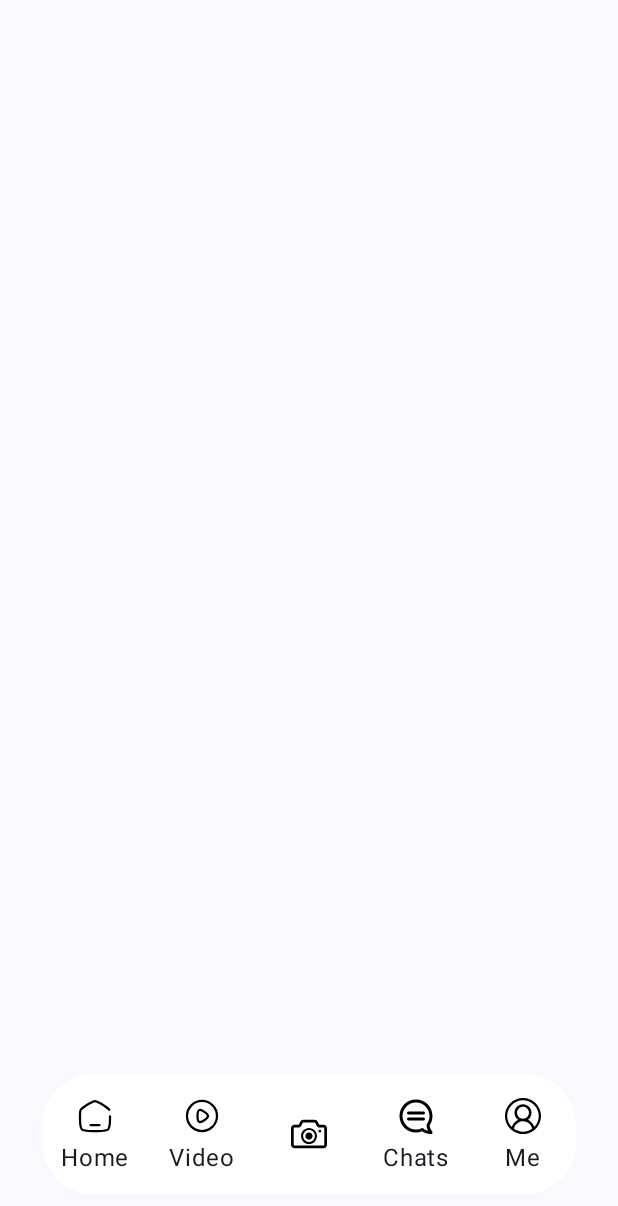
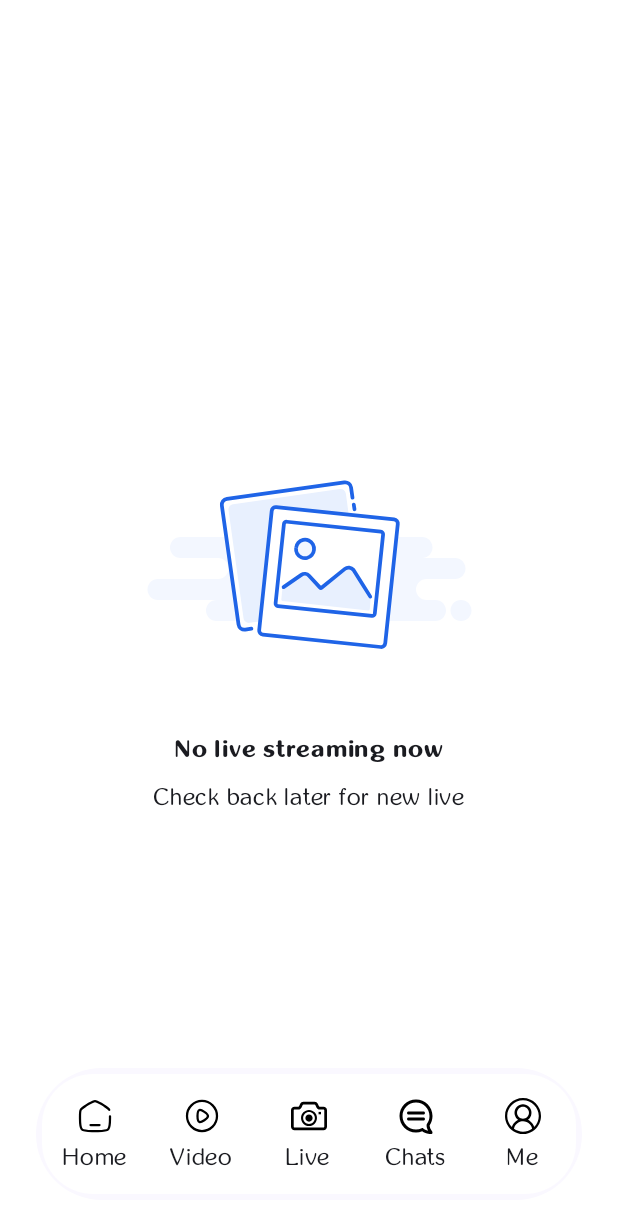
Before and after one commit to KevinAngga/Agora, an Android app built with Jetpack Compose: the Home screen opened through its navigation route, on a phone screen of 412 x 824 dp. Shown: the top 1206 px of the screen. Run offline under Robolectric (Android 15) with nearby library versions, the phone set to English and light mode, and no system bars; our stand-ins replace Dagger/Hilt's generated code; libraries missing offline, so code that uses them is left out: io.agora.rtc2.

Commit message:
update empty view and add font

```diff
--- a/app/src/main/java/com/angga/agora/data/LiveStreamRepositoryImpl.kt
+++ b/app/src/main/java/com/angga/agora/data/LiveStreamRepositoryImpl.kt
@@ -38,7 +38,6 @@ class LiveStreamRepositoryImpl @Inject constructor(
 
             override fun onUserOffline(uid: Int, reason: Int) {
                 super.onUserOffline(uid, reason)
-                println("==== offline "+uid)
             }
 
             override fun onClientRoleChanged(
@@ -48,7 +47,6 @@ class LiveStreamRepositoryImpl @Inject constructor(
             ) {
                 super.onClientRoleChanged(oldRole, newRole, newRoleOptions)
                 eventHandler.onClientRoleChange(newRole)
-                println("==== role "+newRole)
             }
         }
 
--- a/app/src/main/java/com/angga/agora/presentation/ui/HomeScreen.kt
+++ b/app/src/main/java/com/angga/agora/presentation/ui/HomeScreen.kt
@@ -1,24 +1,40 @@
 package com.angga.agora.presentation.ui
 
+import androidx.compose.foundation.background
+import androidx.compose.foundation.layout.Arrangement
+import androidx.compose.foundation.layout.Column
+import androidx.compose.foundation.layout.fillMaxSize
 import androidx.compose.runtime.Composable
+import androidx.compose.ui.Alignment
+import androidx.compose.ui.Modifier
+import androidx.compose.ui.graphics.Color
+import androidx.compose.ui.res.stringResource
 import androidx.compose.ui.tooling.preview.Preview
-import com.angga.agora.presentation.ui.components.AgoraActionButton
+import com.angga.agora.R
+import com.angga.agora.presentation.ui.components.AgoraEmptyView
+import com.angga.agora.presentation.ui.components.EmptyHome
 import com.angga.agora.presentation.ui.theme.AgoraTheme
 
 @Composable
-fun HomeScreenRoot(
-
-) {
-    HomeScreen(
-
-    )
+fun HomeScreenRoot() {
+    HomeScreen()
 }
 
 @Composable
-private fun HomeScreen(
-
-) {
-
+private fun HomeScreen() {
+    Column(
+        modifier = Modifier
+            .fillMaxSize()
+            .background(Color.White),
+        verticalArrangement = Arrangement.Center,
+        horizontalAlignment = Alignment.CenterHorizontally
+    ) {
+        AgoraEmptyView(
+            imageVector = EmptyHome,
+            title = stringResource(id = R.string.empty_home_title),
+            subtitle = stringResource(id = R.string.empty_home_subtitle)
+        )
+    }
 }
 
 @Preview
--- /dev/null
+++ b/app/src/main/java/com/angga/agora/presentation/ui/components/AgoraEmptyView.kt
@@ -0,0 +1,68 @@
+package com.angga.agora.presentation.ui.components
+
+import androidx.compose.foundation.Image
+import androidx.compose.foundation.background
+import androidx.compose.foundation.layout.Arrangement
+import androidx.compose.foundation.layout.Column
+import androidx.compose.foundation.layout.Spacer
+import androidx.compose.foundation.layout.fillMaxSize
+import androidx.compose.foundation.layout.height
+import androidx.compose.material3.Text
+import androidx.compose.runtime.Composable
+import androidx.compose.ui.Alignment
+import androidx.compose.ui.Modifier
+import androidx.compose.ui.graphics.Color
+import androidx.compose.ui.graphics.vector.ImageVector
+import androidx.compose.ui.res.stringResource
+import androidx.compose.ui.text.font.FontWeight
+import androidx.compose.ui.tooling.preview.Preview
+import androidx.compose.ui.unit.dp
+import com.angga.agora.R
+import com.angga.agora.presentation.ui.theme.AgoraTheme
+
+@Composable
+fun AgoraEmptyView(
+    modifier: Modifier = Modifier,
+    imageVector : ImageVector,
+    title : String,
+    subtitle : String
+) {
+    Column(
+        modifier = modifier
+            .background(Color.White),
+        verticalArrangement = Arrangement.Center,
+        horizontalAlignment = Alignment.CenterHorizontally
+    ) {
+        Image(
+            imageVector = imageVector,
+            contentDescription = null
+        )
+
+        Spacer(modifier = Modifier.height(8.dp))
+
+        Text(
+            text = title,
+            fontWeight = FontWeight.Bold
+        )
+
+        Spacer(modifier = Modifier.height(8.dp))
+
+        Text(
+            text = subtitle
+        )
+    }
+}
+
+
+@Preview
+@Composable
+fun AgoraEmptyViewPreview() {
+    AgoraTheme {
+        AgoraEmptyView(
+            modifier = Modifier.fillMaxSize(),
+            imageVector = EmptyHome,
+            title = stringResource(id = R.string.empty_home_title),
+            subtitle = stringResource(id = R.string.empty_home_subtitle)
+        )
+    }
+}
--- /dev/null
+++ b/app/src/main/java/com/angga/agora/presentation/ui/components/Images.kt
@@ -0,0 +1,18 @@
+package com.angga.agora.presentation.ui.components
+
+import androidx.compose.runtime.Composable
+import androidx.compose.ui.graphics.vector.ImageVector
+import androidx.compose.ui.res.vectorResource
+import com.angga.agora.R
+
+val EmptyChat: ImageVector
+    @Composable
+    get() = ImageVector.vectorResource(id = R.drawable.empty_chat)
+
+val EmptyHome: ImageVector
+    @Composable
+    get() = ImageVector.vectorResource(id = R.drawable.empty_home)
+
+val EmptyVideo: ImageVector
+    @Composable
+    get() = ImageVector.vectorResource(id = R.drawable.empty_video)
--- a/app/src/main/java/com/angga/agora/presentation/ui/live/LiveScreen.kt
+++ b/app/src/main/java/com/angga/agora/presentation/ui/live/LiveScreen.kt
@@ -79,6 +79,8 @@ private fun LiveScreen(
     val context = LocalContext.current
     val focusManager = LocalFocusManager.current
     val keyboard = LocalSoftwareKeyboardController.current
+
+    //update with action
     var isJoined by rememberSaveable { mutableStateOf(false) }
     var localLarge by rememberSaveable { mutableStateOf(true) }
     var localUid by rememberSaveable { mutableIntStateOf(0) }
--- a/app/src/main/java/com/angga/agora/presentation/ui/navigation/BottomNavigation.kt
+++ b/app/src/main/java/com/angga/agora/presentation/ui/navigation/BottomNavigation.kt
@@ -10,7 +10,7 @@ enum class BottomNavigation(
 ) {
     HOME(Constant.HOME, R.drawable.home, Destination.Home),
     VIDEO(Constant.VIDEO, R.drawable.video, Destination.Video),
-    LIVE("", R.drawable.camera, Destination.Live),
+    LIVE(Constant.LIVE, R.drawable.camera, Destination.Live),
     CHAT(Constant.CHAT, R.drawable.chat, Destination.Chat),
     ACCOUNT(Constant.ACCOUNT, R.drawable.account, Destination.Account),
 }
--- a/app/src/main/java/com/angga/agora/presentation/ui/utils/Constant.kt
+++ b/app/src/main/java/com/angga/agora/presentation/ui/utils/Constant.kt
@@ -3,6 +3,7 @@ package com.angga.agora.presentation.ui.utils
 object Constant {
     const val HOME = "Home"
     const val VIDEO = "Video"
+    const val LIVE = "Live"
     const val CHAT = "Chats"
     const val ACCOUNT = "Me"
 }
--- /dev/null
+++ b/app/src/main/res/drawable/empty_home.xml
@@ -0,0 +1,62 @@
+<vector xmlns:android="http://schemas.android.com/apk/res/android"
+    android:width="250dp"
+    android:height="200dp"
+    android:viewportWidth="250"
+    android:viewportHeight="200">
+  <path
+      android:pathData="M0,0h250v200h-250z"
+      android:fillColor="#ffffff"/>
+  <path
+      android:pathData="M63,134H154C154.51,134 155.02,133.94 155.5,133.84C155.98,133.94 156.49,134 157,134H209C212.87,134 216,130.87 216,127C216,123.13 212.87,120 209,120H203C199.13,120 196,116.87 196,113C196,109.13 199.13,106 203,106H222C225.87,106 229,102.87 229,99C229,95.13 225.87,92 222,92H200C203.87,92 207,88.87 207,85C207,81.13 203.87,78 200,78H136C139.87,78 143,74.87 143,71C143,67.13 139.87,64 136,64H79C75.13,64 72,67.13 72,71C72,74.87 75.13,78 79,78H39C35.13,78 32,81.13 32,85C32,88.87 35.13,92 39,92H64C67.87,92 71,95.13 71,99C71,102.87 67.87,106 64,106H24C20.13,106 17,109.13 17,113C17,116.87 20.13,120 24,120H63C59.13,120 56,123.13 56,127C56,130.87 59.13,134 63,134ZM226,134C229.87,134 233,130.87 233,127C233,123.13 229.87,120 226,120C222.13,120 219,123.13 219,127C219,130.87 222.13,134 226,134Z"
+      android:fillColor="#F3F7FF"
+      android:fillType="evenOdd"/>
+  <path
+      android:pathData="M86.28,139.12L82.21,139.7C80.02,140 78,138.48 77.69,136.29L66.56,57.07C66.25,54.88 67.77,52.86 69.96,52.55L148.19,41.56C150.38,41.25 152.4,42.77 152.71,44.96C152.71,44.96 153.42,50.03 153.67,51.77"
+      android:fillColor="#ffffff"
+      android:fillType="evenOdd"/>
+  <path
+      android:pathData="M88.81,134.71L85.11,135.24C83.12,135.52 81.29,134.14 81.01,132.15L71.02,60.23C70.74,58.24 72.13,56.4 74.11,56.12L145.15,46.02C147.14,45.74 148.97,47.12 149.25,49.11L150.11,55.29C150.15,55.62 153.22,77.82 159.31,121.89C159.62,124.1 158.09,126.14 155.9,126.45C155.88,126.46 155.86,126.46 155.84,126.46L88.81,134.71Z"
+      android:fillColor="#E8F0FE"
+      android:fillType="evenOdd"/>
+  <path
+      android:pathData="M86.28,139.12L82.21,139.7C80.02,140 78,138.48 77.69,136.29L66.56,57.07C66.25,54.88 67.77,52.86 69.96,52.55L148.19,41.56C150.38,41.25 152.4,42.77 152.71,44.96C152.71,44.96 153.42,50.03 153.67,51.77"
+      android:strokeWidth="2.5"
+      android:fillColor="#00000000"
+      android:strokeColor="#1F64E7"
+      android:strokeLineCap="round"/>
+  <path
+      android:pathData="M154.5,56.38L155,59.5"
+      android:strokeWidth="2.5"
+      android:fillColor="#00000000"
+      android:strokeColor="#1F64E7"
+      android:strokeLineCap="round"/>
+  <path
+      android:pathData="M99.82,60.49C99.98,58.98 101.33,57.88 102.84,58.04L181.41,66.3C182.92,66.46 184.02,67.81 183.86,69.32L175.5,148.88C175.34,150.39 173.99,151.49 172.47,151.33L93.91,143.07C92.4,142.91 91.3,141.56 91.46,140.05L99.82,60.49Z"
+      android:strokeWidth="2.5"
+      android:fillColor="#ffffff"
+      android:strokeColor="#1F64E7"/>
+  <path
+      android:pathData="M106.69,69.25C106.87,67.61 108.34,66.41 109.99,66.58L172.65,73.17C174.29,73.34 175.49,74.82 175.32,76.47L169.77,129.18C169.6,130.82 168.13,132.02 166.48,131.85L103.82,125.26C102.18,125.09 100.98,123.61 101.15,121.96L106.69,69.25Z"
+      android:fillColor="#ffffff"
+      android:fillType="evenOdd"/>
+  <path
+      android:pathData="M109.74,109.88L119.54,103.27C121.17,102.17 123.36,102.42 124.71,103.86L131.88,111.59C132.24,111.97 132.83,112.01 133.24,111.68L148.58,99.25C150.43,97.76 153.17,98.19 154.46,100.19L164.44,115.63L165.87,118.02L165.19,126.14C165.14,126.7 164.64,127.11 164.08,127.05L107.12,120.72C106.57,120.66 106.18,120.18 106.23,119.64L106.99,111.44L109.74,109.88Z"
+      android:fillColor="#E8F0FE"
+      android:fillType="evenOdd"/>
+  <path
+      android:pathData="M107.94,69.39C108.04,68.42 108.9,67.73 109.86,67.83L172.51,74.41C173.48,74.51 174.17,75.38 174.07,76.34L168.53,129.05C168.43,130.01 167.57,130.71 166.61,130.6L103.95,124.02C102.99,123.92 102.29,123.06 102.4,122.1L107.94,69.39Z"
+      android:strokeWidth="2.5"
+      android:fillColor="#00000000"
+      android:strokeColor="#1F64E7"/>
+  <path
+      android:pathData="M122.03,85.95m-5.97,-0.63a6,6 94.32,1 1,11.93 1.25a6,6 94.32,1 1,-11.93 -1.25"
+      android:strokeWidth="2.5"
+      android:fillColor="#F3F7FF"
+      android:strokeColor="#1F64E7"/>
+  <path
+      android:pathData="M107.73,111.43C111.67,108.71 119.54,103.27 119.54,103.27C121.17,102.17 123.36,102.42 124.71,103.86L131.88,111.59C132.24,111.97 132.83,112.01 133.24,111.68L148.58,99.25C150.3,97.86 152.82,98.13 154.21,99.84C154.3,99.95 154.38,100.07 154.46,100.19C154.46,100.19 163.43,114.42 165.52,117.75"
+      android:strokeWidth="2.5"
+      android:fillColor="#00000000"
+      android:strokeColor="#1F64E7"
+      android:strokeLineCap="round"/>
+</vector>
--- a/app/src/main/res/values/strings.xml
+++ b/app/src/main/res/values/strings.xml
@@ -29,6 +29,15 @@
     <string name="be_broadcaster">Be a Broadcaster</string>
     <string name="be_audience">Be a Audience</string>
 
+    <string name="empty_home_title">No live streaming now</string>
+    <string name="empty_home_subtitle">Check back later for new live</string>
+
+    <string name="empty_video_title">No video stream now</string>
+    <string name="empty_video_subtitle">Check back later for new video stream</string>
+
+    <string name="empty_chat_title">No Messages</string>
+    <string name="empty_chat_subtitle">You have no active message</string>
+
 
     <!-- error Handle -->
     <string name="error_disk_full">Failed to save the item because your disk is full</string>
```
Also changed, not shown: app/src/main/java/com/angga/agora/presentation/ui/chat/ChatScreen.kt (+17 -8 lines), app/src/main/java/com/angga/agora/presentation/ui/components/AgoraVideoView.kt (deleted, +0 -40 lines), app/src/main/java/com/angga/agora/presentation/ui/theme/Type.kt (+42 -17 lines), app/src/main/java/com/angga/agora/presentation/ui/video/VideoScreen.kt (+17 -13 lines), app/src/main/res/drawable/empty_chat.xml (added, +46 -0 lines), app/src/main/res/drawable/empty_video.xml (added, +75 -0 lines), app/src/main/res/font/inglobal.ttf (added), app/src/main/res/font/inglobal_bold.ttf (added).
